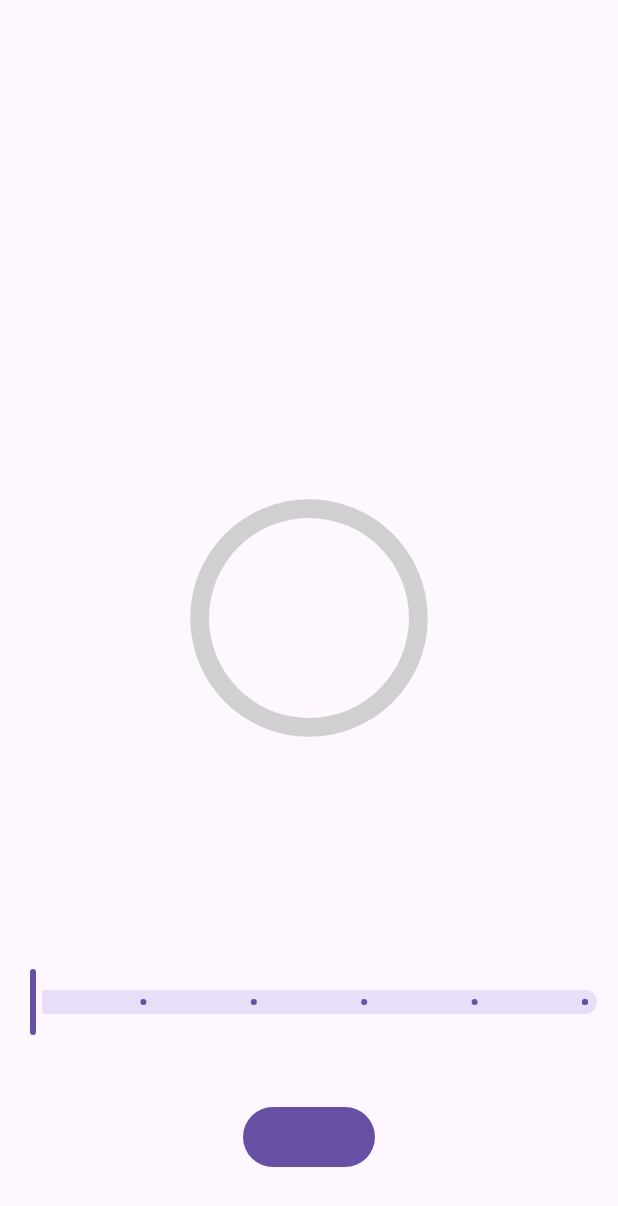
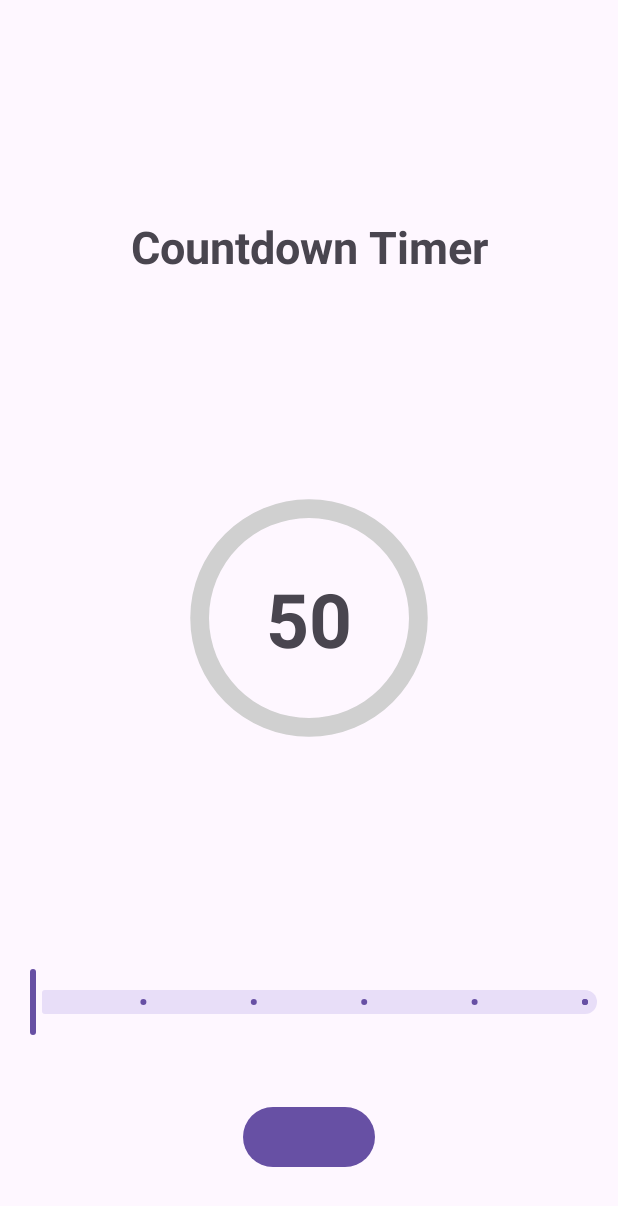
Before and after one commit to ILYA-NASA/Android-basic, an Android app: the layout activity_main.xml on its own in the app's theme, with its tools: preview values and no code run, on a phone screen of 412 x 824 dp. Shown: the top 1206 px of the screen. Run offline under Robolectric (Android 15) with nearby library versions, the phone set to English and light mode, and no system bars.

Commit message:
added counter and title

```diff
--- a/18_Components/app/src/main/java/com/example/countdowntimer/MainActivity.kt
+++ b/18_Components/app/src/main/java/com/example/countdowntimer/MainActivity.kt
@@ -12,9 +12,11 @@ class MainActivity : AppCompatActivity() {
         binding = ActivityMainBinding.inflate(layoutInflater)
         setContentView(binding.root)
         binding.buttonStartStop.text = "START"
+//        binding.progressBarCircular.max = binding.slider.value.toInt()
 
         binding.buttonStartStop.setOnClickListener {
             currentProgress++
+            binding.textCounter.text = currentProgress.toString()
             binding.buttonStartStop.text = "STOP"
             binding.progressBarCircular.progress = currentProgress
         }
--- a/18_Components/app/src/main/res/layout/activity_main.xml
+++ b/18_Components/app/src/main/res/layout/activity_main.xml
@@ -5,6 +5,30 @@
     android:layout_width="match_parent"
     android:layout_height="match_parent"
     tools:context=".MainActivity">
+
+    <TextView
+        android:layout_width="wrap_content"
+        android:layout_height="wrap_content"
+        android:layout_marginTop="16dp"
+        android:text="@string/countdown_timer"
+        android:textSize="30sp"
+        android:textStyle="bold"
+        app:layout_constraintBottom_toTopOf="@+id/progressBarCircular"
+        app:layout_constraintEnd_toEndOf="parent"
+        app:layout_constraintStart_toStartOf="parent"
+        app:layout_constraintTop_toTopOf="parent" />
+
+    <TextView
+        android:id="@+id/textCounter"
+        android:layout_width="wrap_content"
+        android:layout_height="wrap_content"
+        android:textSize="50sp"
+        android:textStyle="bold"
+        app:layout_constraintBottom_toBottomOf="@+id/progressBarCircular"
+        app:layout_constraintEnd_toEndOf="@+id/progressBarCircular"
+        app:layout_constraintStart_toStartOf="@+id/progressBarCircular"
+        app:layout_constraintTop_toTopOf="@+id/progressBarCircular"
+        tools:text="50" />
 
     <ProgressBar
         android:id="@+id/progressBarCircular"
--- a/18_Components/app/src/main/res/values/strings.xml
+++ b/18_Components/app/src/main/res/values/strings.xml
@@ -1,3 +1,4 @@
 <resources>
     <string name="app_name">CountdownTimer</string>
+    <string name="countdown_timer">Countdown Timer</string>
 </resources>
```
